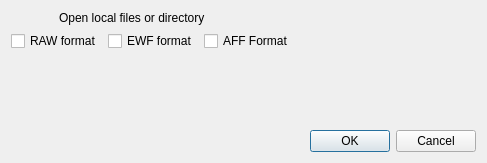
This is ui/gui/resources/evidencedialog.ui in halbbob/dff as Qt 5 draws it before an edit. The edited form follows.
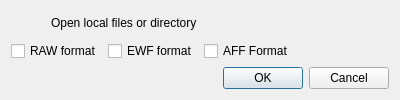
This is the edited form. Icons and pictures are not drawn.

Commit message:
* Evidence dialog
** Set a fixed height size and inscrease default height size

Patch:
```diff
--- a/ui/gui/resources/evidencedialog.ui
+++ b/ui/gui/resources/evidencedialog.ui
@@ -5,13 +5,11 @@
   <property name="windowModality">
    <enum>Qt::NonModal</enum>
   </property>
-  <property name="geometry">
-   <rect>
-    <x>0</x>
-    <y>0</y>
-    <width>487</width>
-    <height>163</height>
-   </rect>
+  <property name="sizePolicy">
+   <sizepolicy hsizetype="Expanding" vsizetype="Expanding">
+    <horstretch>0</horstretch>
+    <verstretch>15</verstretch>
+   </sizepolicy>
   </property>
   <property name="minimumSize">
    <size>
@@ -19,14 +17,20 @@
     <height>0</height>
    </size>
   </property>
+  <property name="maximumSize">
+   <size>
+    <width>16777215</width>
+    <height>400</height>
+   </size>
+  </property>
   <property name="windowTitle">
    <string>Select evidence type</string>
   </property>
   <property name="sizeGripEnabled">
    <bool>false</bool>
   </property>
-  <layout class="QGridLayout" name="gridLayout">
-   <item row="0" column="0">
+  <layout class="QVBoxLayout" name="verticalLayout" stretch="1,1,50,1">
+   <item>
     <layout class="QHBoxLayout" name="horizontalLayout" stretch="1,10">
      <item>
       <widget class="QLabel" name="label_3">
@@ -59,7 +63,7 @@
      </item>
     </layout>
    </item>
-   <item row="1" column="0">
+   <item>
     <layout class="QHBoxLayout" name="horizontalLayout_2" stretch="1,1,10">
      <item>
       <widget class="QCheckBox" name="rawcheck">
@@ -105,17 +109,10 @@
      </item>
     </layout>
    </item>
-   <item row="2" column="0">
-    <widget class="QWidget" name="pathselector" native="true">
-     <property name="sizePolicy">
-      <sizepolicy hsizetype="Preferred" vsizetype="Preferred">
-       <horstretch>0</horstretch>
-       <verstretch>2</verstretch>
-      </sizepolicy>
-     </property>
-    </widget>
+   <item>
+    <layout class="QVBoxLayout" name="pathlayout"/>
    </item>
-   <item row="3" column="0">
+   <item>
     <widget class="QDialogButtonBox" name="buttonBox">
      <property name="orientation">
       <enum>Qt::Horizontal</enum>
```
The commit also changes 1 other file.
